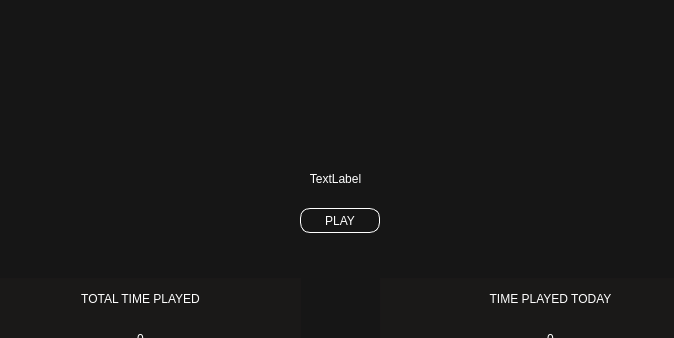
The window that mainwindow.ui (illud/crono) describes before a commit, drawn with Qt 5; both pictures show x 371 to 1045 and y 0 to 338 of the 1166 by 698 pixel window.
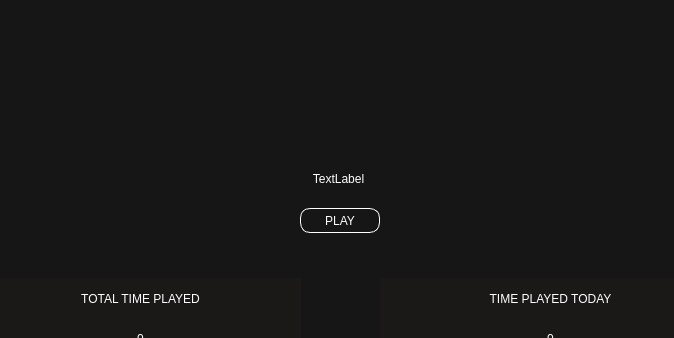
The same window after the commit. The open tabs and pages were chosen to show the change. Icons and pictures are not drawn. Custom widgets are drawn as their Qt base class.

```diff
--- a/mainwindow.ui
+++ b/mainwindow.ui
@@ -846,7 +846,7 @@
          <widget class="QLabel" name="gameNameText">
           <property name="geometry">
            <rect>
-            <x>190</x>
+            <x>193</x>
             <y>130</y>
             <width>511</width>
             <height>21</height>
```
